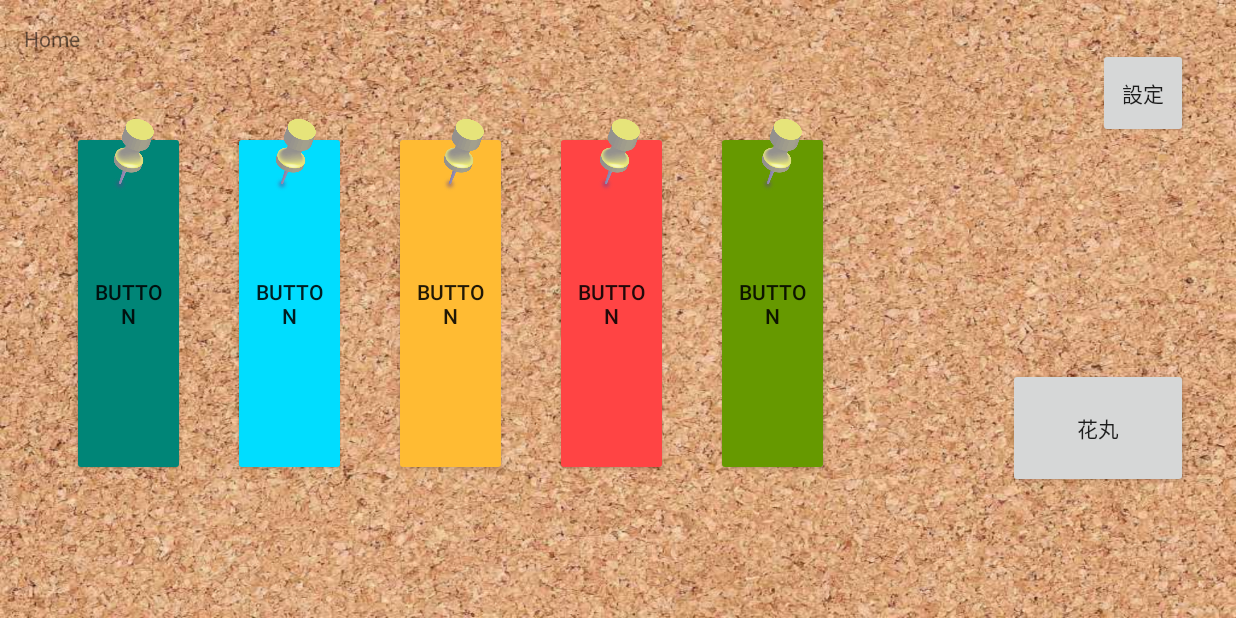
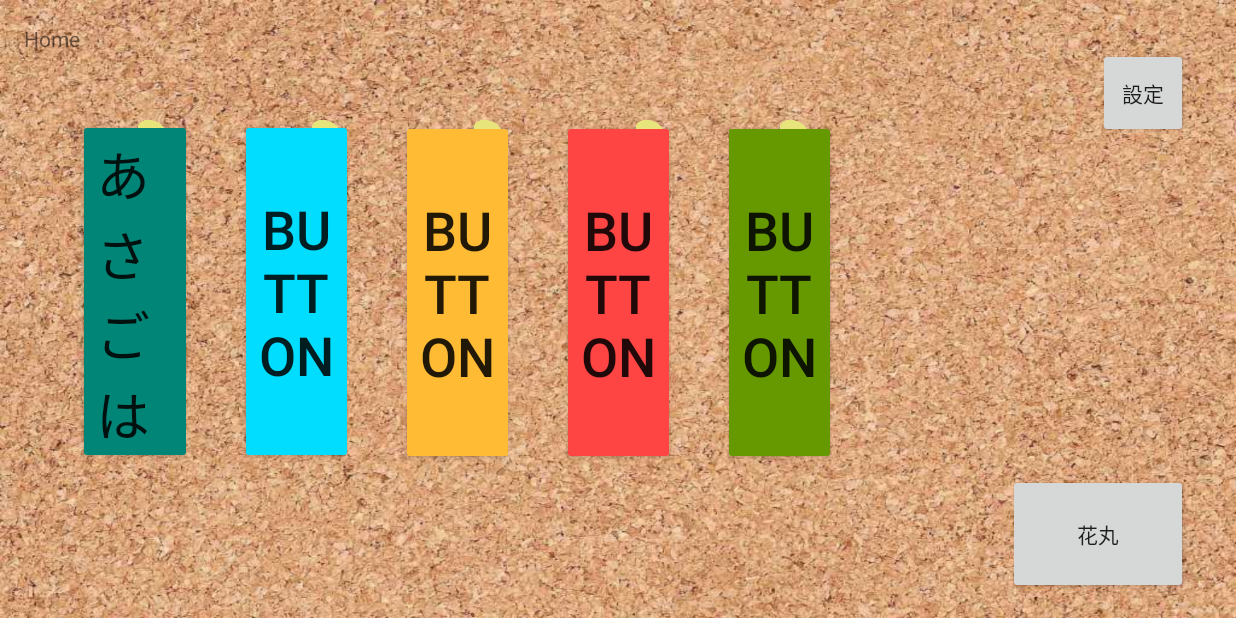
Before and after one commit to DaddyPool/DaddyBoard, an Android app: the screen it shows after launch (MainActivity), on a phone screen of 824 x 412 dp (held sideways). Run offline under Robolectric (Android 15) with nearby library versions, the phone set to English and light mode, and no system bars.

Commit message:
縦書き対応（文字サイズ変更のみ）

```diff
--- a/app/src/main/res/layout/activity_main.xml
+++ b/app/src/main/res/layout/activity_main.xml
@@ -1,11 +1,11 @@
 <?xml version="1.0" encoding="utf-8"?>
-<androidx.constraintlayout.widget.ConstraintLayout  xmlns:android="http://schemas.android.com/apk/res/android"
+<androidx.constraintlayout.widget.ConstraintLayout xmlns:android="http://schemas.android.com/apk/res/android"
     xmlns:app="http://schemas.android.com/apk/res-auto"
     xmlns:tools="http://schemas.android.com/tools"
     android:id="@+id/container"
-    android:background="@drawable/corkboard02"
     android:layout_width="match_parent"
     android:layout_height="match_parent"
+    android:background="@drawable/corkboard02"
     tools:context=".MainActivity">
 
     <TextView
@@ -24,143 +24,143 @@
         android:id="@+id/imageView"
         android:layout_width="56dp"
         android:layout_height="67dp"
-        android:layout_marginStart="36dp"
+        android:layout_marginStart="60dp"
+        android:layout_marginTop="80dp"
         android:layout_weight="1"
         android:translationZ="2dp"
-        app:layout_constraintStart_toStartOf="@+id/linearLayout"
-        app:layout_constraintTop_toTopOf="@+id/linearLayout"
+        app:layout_constraintStart_toStartOf="parent"
+        app:layout_constraintTop_toTopOf="parent"
         app:srcCompat="@drawable/pinb13" />
 
     <ImageView
         android:id="@+id/imageView2"
         android:layout_width="56dp"
         android:layout_height="67dp"
-        android:layout_marginStart="52dp"
+        android:layout_marginStart="60dp"
+        android:layout_marginTop="80dp"
         android:layout_weight="1"
         android:translationZ="2dp"
         app:layout_constraintStart_toEndOf="@+id/imageView"
-        app:layout_constraintTop_toTopOf="@+id/linearLayout"
+        app:layout_constraintTop_toTopOf="parent"
         app:srcCompat="@drawable/pinb13" />
 
     <ImageView
         android:id="@+id/imageView3"
         android:layout_width="56dp"
         android:layout_height="67dp"
-        android:layout_marginStart="56dp"
+        android:layout_marginStart="52dp"
+        android:layout_marginTop="80dp"
         android:layout_weight="1"
         android:translationZ="2dp"
         app:layout_constraintStart_toEndOf="@+id/imageView2"
-        app:layout_constraintTop_toTopOf="@+id/linearLayout"
+        app:layout_constraintTop_toTopOf="parent"
         app:srcCompat="@drawable/pinb13" />
 
     <ImageView
         android:id="@+id/imageView4"
         android:layout_width="56dp"
         android:layout_height="67dp"
-        android:layout_marginStart="48dp"
+        android:layout_marginStart="52dp"
+        android:layout_marginTop="80dp"
         android:layout_weight="1"
         android:translationZ="2dp"
         app:layout_constraintStart_toEndOf="@+id/imageView3"
-        app:layout_constraintTop_toTopOf="@+id/linearLayout"
+        app:layout_constraintTop_toTopOf="parent"
         app:srcCompat="@drawable/pinb13" />
 
     <ImageView
         android:id="@+id/imageView5"
         android:layout_width="56dp"
         android:layout_height="67dp"
-        android:layout_marginStart="52dp"
+        android:layout_marginStart="40dp"
+        android:layout_marginTop="80dp"
         android:layout_weight="1"
         android:translationZ="2dp"
         app:layout_constraintStart_toEndOf="@+id/imageView4"
-        app:layout_constraintTop_toTopOf="@+id/linearLayout"
+        app:layout_constraintTop_toTopOf="parent"
         app:srcCompat="@drawable/pinb13" />
-
-    <LinearLayout
-        android:id="@+id/linearLayout"
-        android:layout_width="wrap_content"
-        android:layout_height="wrap_content"
-        android:layout_marginStart="16dp"
-        android:layout_marginTop="44dp"
-        android:orientation="horizontal"
-        app:layout_constraintStart_toStartOf="parent"
-        app:layout_constraintTop_toBottomOf="@+id/message">
-
 
     <Button
         android:id="@+id/button"
-            android:layout_width="75dp"
+        android:layout_width="76dp"
         android:layout_height="230dp"
-            android:layout_marginStart="32dp"
-            android:layout_marginTop="8dp"
-            android:layout_marginBottom="8dp"
+        android:layout_marginStart="52dp"
         android:backgroundTint="@color/colorPrimary"
-            android:text="Button"
+        android:inputType="textMultiLine"
         android:onClick="onButtonClick"
+        android:text="あさごはん"
+        android:textAlignment="viewStart"
+        android:textSize="36sp"
+        app:layout_constraintBottom_toBottomOf="parent"
         app:layout_constraintStart_toStartOf="parent"
-            app:layout_constraintTop_toTopOf="parent" />
+        app:layout_constraintTop_toTopOf="parent"
+        app:layout_constraintVertical_bias="0.436" />
 
     <Button
         android:id="@+id/button2"
         android:layout_width="75dp"
         android:layout_height="230dp"
         android:layout_marginStart="32dp"
-            android:layout_marginTop="8dp"
-            android:layout_marginBottom="8dp"
         android:backgroundTint="@android:color/holo_blue_bright"
+        android:onClick="onButtonClick"
         android:text="Button"
-            android:onClick="onButtonClick"
+        android:textSize="36sp"
+        app:layout_constraintBottom_toBottomOf="parent"
         app:layout_constraintStart_toEndOf="@+id/button"
-            app:layout_constraintTop_toTopOf="parent" />
+        app:layout_constraintTop_toTopOf="parent"
+        app:layout_constraintVertical_bias="0.436" />
 
     <Button
         android:id="@+id/button3"
         android:layout_width="75dp"
         android:layout_height="230dp"
         android:layout_marginStart="32dp"
-            android:layout_marginTop="8dp"
-            android:layout_marginBottom="8dp"
         android:backgroundTint="@android:color/holo_orange_light"
+        android:onClick="onButtonClick"
         android:text="Button"
-            android:onClick="onButtonClick"
+        android:textSize="36sp"
+        app:layout_constraintBottom_toBottomOf="parent"
         app:layout_constraintStart_toEndOf="@+id/button2"
-            app:layout_constraintTop_toTopOf="parent" />
+        app:layout_constraintTop_toTopOf="parent"
+        app:layout_constraintVertical_bias="0.441" />
 
     <Button
         android:id="@+id/button4"
         android:layout_width="75dp"
         android:layout_height="230dp"
         android:layout_marginStart="32dp"
-            android:layout_marginTop="8dp"
-            android:layout_marginBottom="8dp"
         android:backgroundTint="@android:color/holo_red_light"
+        android:onClick="onButtonClick"
         android:text="Button"
-            android:onClick="onButtonClick"
+        android:textSize="36sp"
+        app:layout_constraintBottom_toBottomOf="parent"
         app:layout_constraintStart_toEndOf="@+id/button3"
-            app:layout_constraintTop_toTopOf="parent" />
+        app:layout_constraintTop_toTopOf="parent"
+        app:layout_constraintVertical_bias="0.441" />
 
     <Button
         android:id="@+id/button5"
         android:layout_width="75dp"
         android:layout_height="230dp"
         android:layout_marginStart="32dp"
-            android:layout_marginTop="8dp"
-            android:layout_marginBottom="8dp"
         android:backgroundTint="@android:color/holo_green_dark"
+        android:onClick="onButtonClick"
         android:text="Button"
-            android:onClick="onButtonClick"
+        android:textSize="36sp"
+        app:layout_constraintBottom_toBottomOf="parent"
         app:layout_constraintStart_toEndOf="@+id/button4"
-            app:layout_constraintTop_toTopOf="parent" />
-
-    </LinearLayout>
+        app:layout_constraintTop_toTopOf="parent"
+        app:layout_constraintVertical_bias="0.441" />
 
     <Button
         android:id="@+id/button6"
         android:layout_width="120dp"
         android:layout_height="80dp"
         android:layout_marginEnd="32dp"
+        android:layout_marginBottom="16dp"
+        android:onClick="onButtonClick"
         android:text="花丸"
-        android:onClick="onButtonClick"
-        app:layout_constraintBottom_toBottomOf="@+id/linearLayout"
+        app:layout_constraintBottom_toBottomOf="parent"
         app:layout_constraintEnd_toEndOf="parent" />
 
     <Button
@@ -169,8 +169,8 @@
         android:layout_height="60dp"
         android:layout_marginTop="32dp"
         android:layout_marginEnd="32dp"
+        android:onClick="onButtonClick"
         android:text="設定"
-        android:onClick="onButtonClick"
         app:layout_constraintEnd_toEndOf="parent"
         app:layout_constraintTop_toTopOf="parent" />
 
@@ -178,11 +178,11 @@
         android:id="@+id/maru1"
         android:layout_width="91dp"
         android:layout_height="124dp"
-        android:layout_marginStart="24dp"
+        android:layout_marginStart="44dp"
         android:layout_weight="1"
         android:translationZ="2dp"
         android:visibility="invisible"
-        app:layout_constraintStart_toStartOf="@+id/linearLayout"
+        app:layout_constraintStart_toStartOf="parent"
         app:layout_constraintTop_toBottomOf="@+id/imageView"
         app:srcCompat="@drawable/maru"
         tools:visibility="visible" />
@@ -243,9 +243,10 @@
         android:id="@+id/Hanamaru1"
         android:layout_width="530dp"
         android:layout_height="265dp"
+        android:layout_marginStart="44dp"
         android:translationZ="2dp"
         android:visibility="invisible"
-        app:layout_constraintStart_toStartOf="@+id/linearLayout"
+        app:layout_constraintStart_toStartOf="parent"
         app:layout_constraintTop_toTopOf="@+id/imageView3"
         app:srcCompat="@drawable/hanamaru01"
         tools:visibility="visible" />
@@ -255,6 +256,7 @@
         android:layout_width="wrap_content"
         android:layout_height="wrap_content"
         android:layout_marginTop="32dp"
+        android:layout_marginEnd="4dp"
         android:onClick="onButtonClick"
         android:text="リセット"
         android:visibility="invisible"
```
Lines whose indentation alone changed are shown as unchanged.
